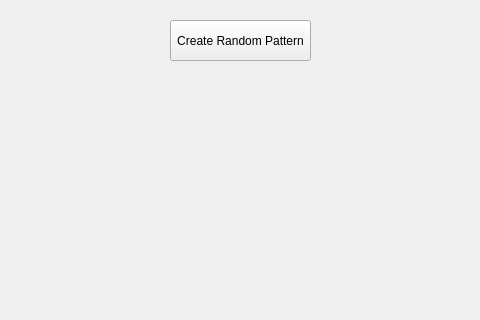
Old version of the form mainwindow.ui in the repository ahmetcihan/AI_Problem_Solver; both pictures show x 180 to 660 and y 0 to 320 of the 861 by 552 pixel window.
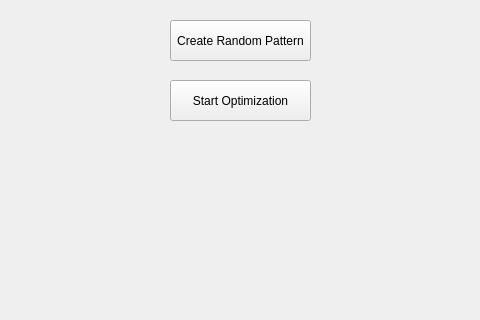
New version of the form.

Commit message: hill climbing is working

Patch:
```diff
--- a/mainwindow.ui
+++ b/mainwindow.ui
@@ -67,6 +67,19 @@
      </rect>
     </property>
    </widget>
+   <widget class="QPushButton" name="pushButton_start_optimization">
+    <property name="geometry">
+     <rect>
+      <x>350</x>
+      <y>80</y>
+      <width>141</width>
+      <height>41</height>
+     </rect>
+    </property>
+    <property name="text">
+     <string>Start Optimization</string>
+    </property>
+   </widget>
   </widget>
  </widget>
  <resources/>
```
The commit also changes 2 other files.
